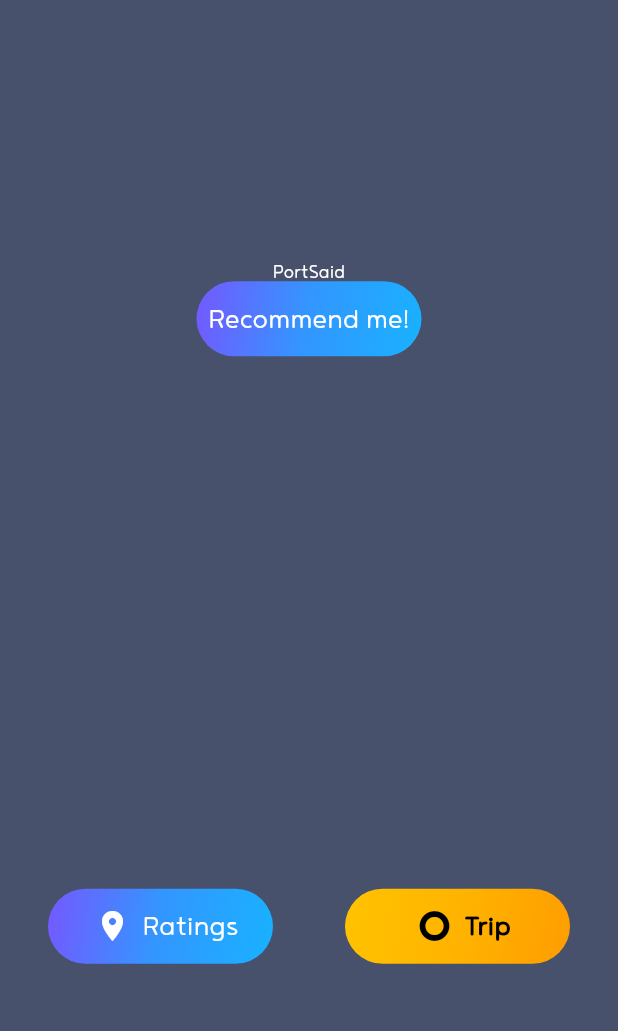
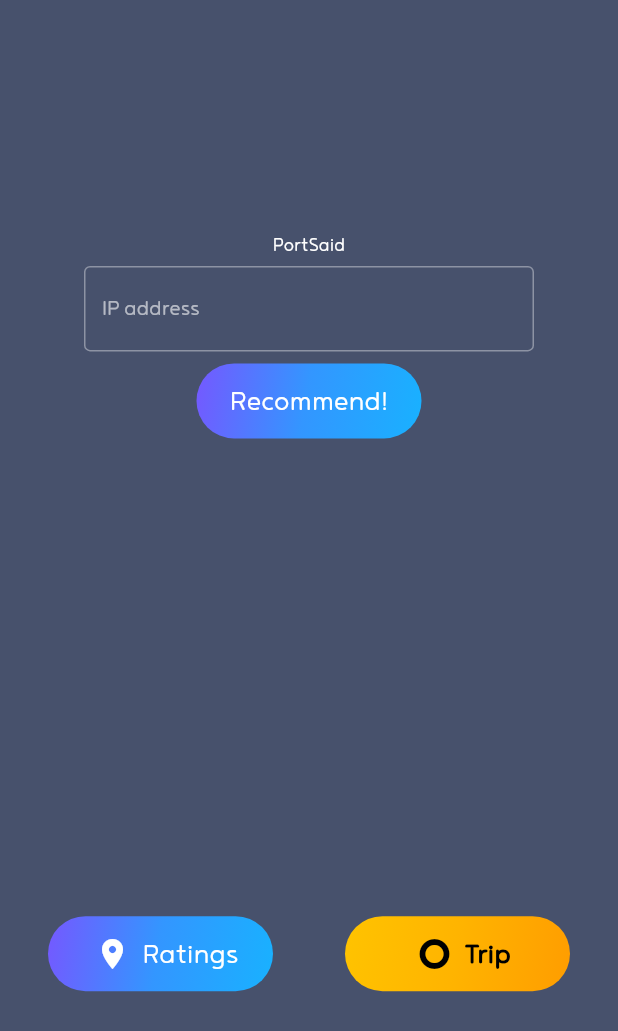
Before and after one commit to MahmoudAshours/Tourisma, a Flutter app: the PlacesRecommendation screen opened directly, after a tap on "Trip", on a phone screen of 412 x 824 dp. Shown: the top 1031 px of the screen. Run offline on Flutter 3.47's test engine with Material 2 defaults, Android fonts, the phone set to English and light mode, and no system bars; our stand-ins replace animate_do, cloud_firestore, dio, firebase_auth, firebase_core, flutter_rating_bar and 4 more; missing offline and left inert: dot_pagination_swiper, gradient_text; accounts and stored records are empty.

Commit message:
Bug fixes , added ip address

```diff
--- a/lib/Provider/AuthBloc/signin_bloc.dart
+++ b/lib/Provider/AuthBloc/signin_bloc.dart
@@ -1,7 +1,7 @@
 import 'package:flutter/material.dart';
-import 'package:nav_router/nav_router.dart';
 import 'package:places_recommendation/Screens/places_recommendation.dart';
 import 'package:places_recommendation/Services/auth_service.dart';
+
 class SignInBloc with ChangeNotifier {
   String email;
   String password;
@@ -20,7 +20,8 @@ class SignInBloc with ChangeNotifier {
         if (uid != null) {
           _userUID = uid;
           notifyListeners();
-          routePush(PlacesRecommendation(), RouterType.fade);
+          Navigator.of(context)
+              .push(MaterialPageRoute(builder: (_) => PlacesRecommendation(uid: _userUID,)));
           notifyListeners();
         }
       },
--- a/lib/Provider/AuthBloc/signup_bloc.dart
+++ b/lib/Provider/AuthBloc/signup_bloc.dart
@@ -3,7 +3,6 @@ import 'dart:convert';
 import 'package:cloud_firestore/cloud_firestore.dart';
 import 'package:flutter/foundation.dart';
 import 'package:flutter/material.dart';
-import 'package:nav_router/nav_router.dart';
 import 'package:places_recommendation/Provider/AuthBloc/validators.dart';
 import 'package:places_recommendation/Screens/places_recommendation.dart';
 import 'package:places_recommendation/Services/auth_service.dart';
@@ -68,7 +67,8 @@ class SignUpBloc with ChangeNotifier {
             _userUID = uid;
             populate(context, uid);
             notifyListeners();
-            routePush(PlacesRecommendation(), RouterType.fade);
+            Navigator.of(context).push(
+                MaterialPageRoute(builder: (_) => PlacesRecommendation(uid: uid,)));
           }
         },
       );
--- a/lib/Screens/trip_list.dart
+++ b/lib/Screens/trip_list.dart
@@ -19,7 +19,7 @@ class TripList extends StatefulWidget {
 
 class _TripListState extends State<TripList> {
   var result;
-
+  var ipaddress = "192.168.1.22";
   Map sd = Map();
   addToMap(_bloc) async {
     Stream<QuerySnapshot> s = _bloc.getUserPlaces(userID: widget.uid);
@@ -43,7 +43,7 @@ class _TripListState extends State<TripList> {
     try {
       await Dio()
           .post(
-            "http://10.0.2.2:5000/api",
+            "http://$ipaddress:5000/api",
             data: formData,
             options: Options(
                 method: 'POST',
@@ -64,6 +64,19 @@ class _TripListState extends State<TripList> {
       child: Column(
         children: [
           Text('PortSaid', style: TextStyle(color: Colors.white)),
+          Padding(
+            padding: const EdgeInsets.all(8.0),
+            child: Container(
+              width: 300,
+              child: TextField(
+                decoration: InputDecoration(
+                    border: OutlineInputBorder(), hintText: 'IP address'),
+                onChanged: (value) {
+                  setState(() => ipaddress = value);
+                },
+              ),
+            ),
+          ),
           GestureDetector(
             onTap: () => addToMap(_bloc),
             child: Container(
@@ -85,7 +98,7 @@ class _TripListState extends State<TripList> {
                     ),
                     child: Center(
                       child: Text(
-                        'Recommend me!',
+                        'Recommend!',
                         style: TextStyle(fontSize: 21, color: Colors.white),
                       ),
                     ),
@@ -97,14 +110,15 @@ class _TripListState extends State<TripList> {
           result == null
               ? SizedBox()
               : Padding(
-                padding: const EdgeInsets.only(top:18.0),
-                child: Container(
+                  padding: const EdgeInsets.only(top: 18.0),
+                  child: Container(
                     width: MediaQuery.of(context).size.width,
                     height: 300,
                     child: Swiper(
                       itemCount: 3,
                       curve: Curves.decelerate,
-                      itemBuilder: (BuildContext context, int index) => Container(
+                      itemBuilder: (BuildContext context, int index) =>
+                          Container(
                         child: Center(
                           child: Column(
                             children: [
@@ -130,7 +144,8 @@ class _TripListState extends State<TripList> {
                                   width: 300,
                                   child: Row(
                                     mainAxisAlignment: MainAxisAlignment.center,
-                                    crossAxisAlignment: CrossAxisAlignment.center,
+                                    crossAxisAlignment:
+                                        CrossAxisAlignment.center,
                                     children: [
                                       Text(
                                         'Check on Google Maps',
@@ -145,7 +160,9 @@ class _TripListState extends State<TripList> {
                                   ),
                                 ),
                                 onPressed: () {
-                                  _launchURL('${result['$index'][0]['Longitude']}', '${result['$index'][0]['Latitude']}');
+                                  _launchURL(
+                                      '${result['$index'][0]['Longitude']}',
+                                      '${result['$index'][0]['Latitude']}');
                                 },
                               )
                             ],
@@ -154,7 +171,7 @@ class _TripListState extends State<TripList> {
                       ),
                     ),
                   ),
-              )
+                )
         ],
       ),
     );
--- a/lib/intro_page.dart
+++ b/lib/intro_page.dart
@@ -1,6 +1,5 @@
 import 'package:dot_pagination_swiper/dot_pagination_swiper.dart';
 import 'package:flutter/material.dart';
-import 'package:nav_router/nav_router.dart';
 import 'package:places_recommendation/Authentication/sign_in.dart';
 import 'package:places_recommendation/Themes/themes.dart';
 import 'package:shared_preferences/shared_preferences.dart';
@@ -28,7 +27,8 @@ class _IntroPageState extends State<IntroPage> {
           ),
           onPressed: () {
             checkIntro();
-            routePush(SignIn(), RouterType.fade);
+            Navigator.of(context)
+                .push(MaterialPageRoute(builder: (_) => SignIn()));
           }),
       backgroundColor: themes.primaryColor,
       body: DotPaginationSwiper(
--- a/lib/main.dart
+++ b/lib/main.dart
@@ -12,7 +12,7 @@ import 'package:places_recommendation/providers.dart';
 
 Future<void> main() async {
   WidgetsFlutterBinding.ensureInitialized();
-  Firebase.initializeApp();
+  await Firebase.initializeApp();
   runApp(
     Providers(
       child: MaterialApp(
```
Also changed, not shown: pubspec.yaml (+3 -5 lines), pubspec.lock, 4 other files.
